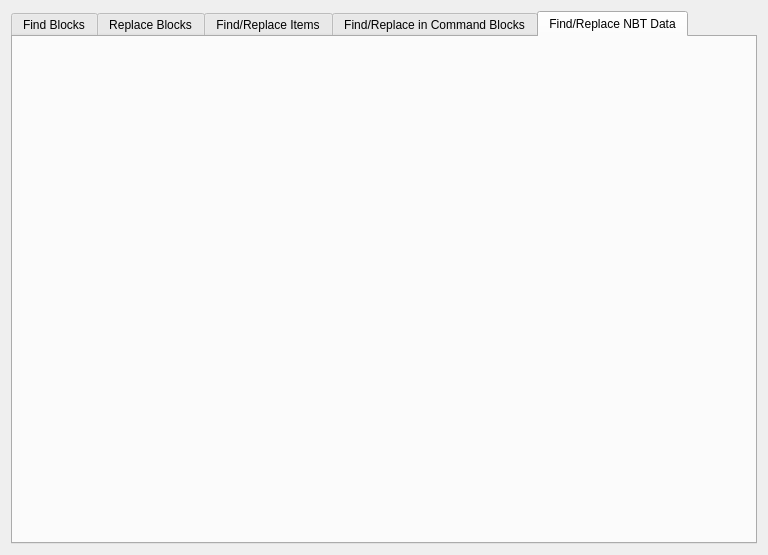
Above: src/mcedit2/ui/find_replace.ui from mcedit/mcedit2 before the change. Below: the same form after it.
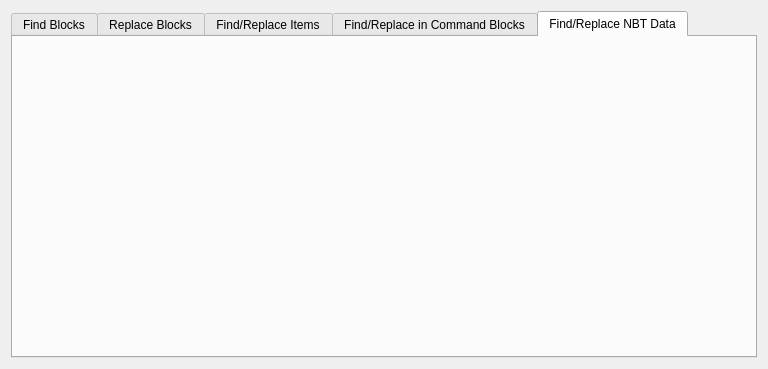
That is the form after the change.

Commit message: Add "Find again..." button to NBT results

```diff
--- a/src/mcedit2/ui/find_replace.ui
+++ b/src/mcedit2/ui/find_replace.ui
@@ -7,7 +7,7 @@
     <x>0</x>
     <y>0</y>
     <width>768</width>
-    <height>555</height>
+    <height>369</height>
    </rect>
   </property>
   <property name="windowTitle">
```
The commit also changes 2 other files.
